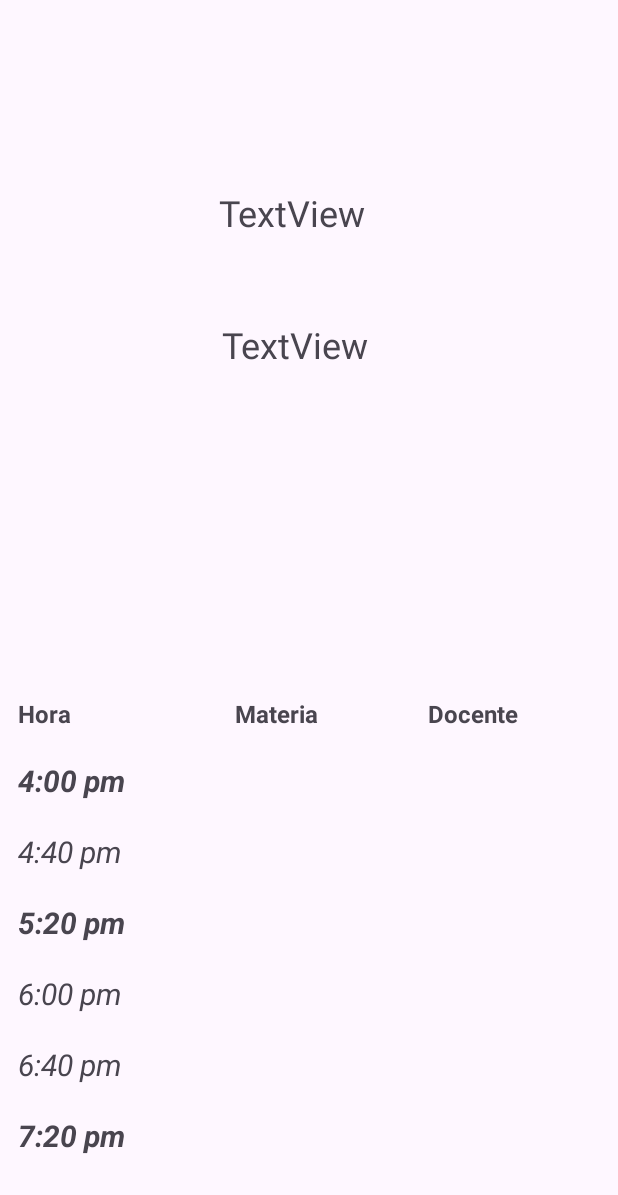
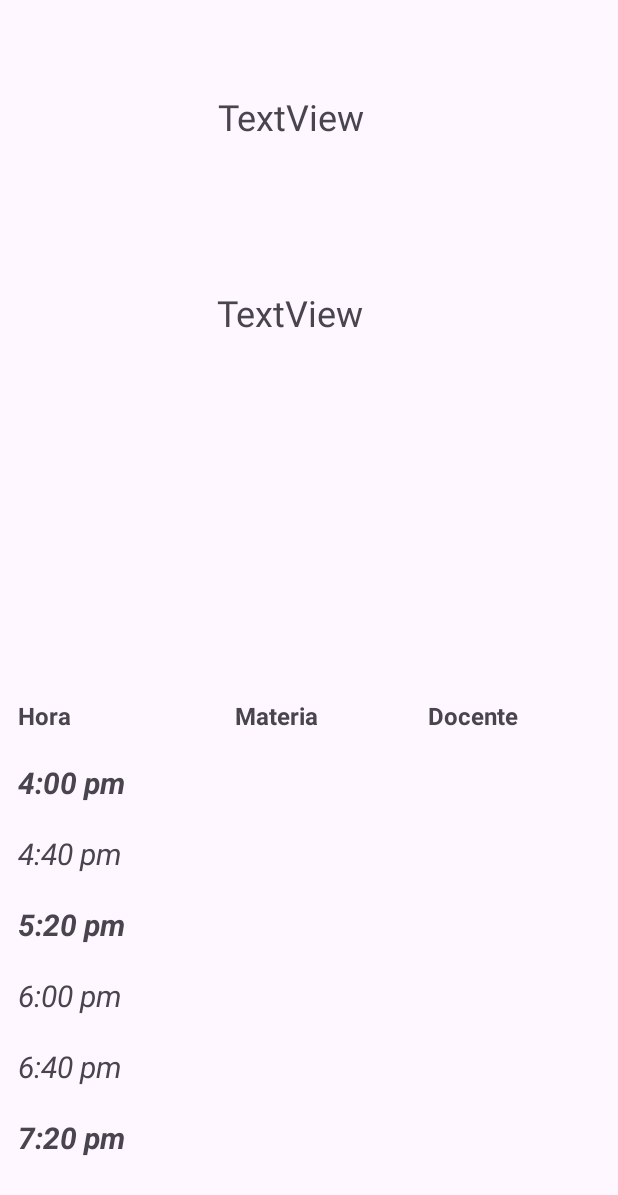
Before and after one commit to jessuss1/Activity_7, an Android app: the layout activity_schedule.xml on its own in the app's theme, with its tools: preview values and no code run, on a phone screen of 412 x 824 dp. Shown: the top 1195 px of the screen. Run offline under Robolectric (Android 15) with nearby library versions, the phone set to English and light mode, and no system bars.

Commit message:
se agrego color a las filas y se corrigio un error en la alineacion de algunos TextView

```diff
--- a/app/src/main/java/com/example/act7/MainActivity.java
+++ b/app/src/main/java/com/example/act7/MainActivity.java
@@ -53,10 +53,11 @@ public class MainActivity extends AppCompatActivity {
                 Log.d("Test","Your selection "+currentSelection);
 
 
+                    //Si la eleccion del spinner es la primera (index 0) desactiva el boton
                 if (currentSelection == 0){
 
                     binding.faseTextView.setText("");
-                    binding.seeScheduleButton.setAlpha(.7f);
+                    binding.seeScheduleButton.setAlpha(.5f);
                     binding.seeScheduleButton.setEnabled(false);
                 }
                else if (currentSelection == 3 || currentSelection == 4) {
@@ -75,7 +76,7 @@ public class MainActivity extends AppCompatActivity {
             @Override
             public void onNothingSelected(AdapterView<?> adapterView) {
 
-//
+
             }
         });
 
--- a/app/src/main/java/com/example/act7/ScheduleActivity.java
+++ b/app/src/main/java/com/example/act7/ScheduleActivity.java
@@ -1,5 +1,6 @@
 package com.example.act7;
 
+import android.graphics.Color;
 import android.os.Bundle;
 import android.widget.TextView;
 import android.widget.Toast;
@@ -44,11 +45,11 @@ public class ScheduleActivity extends AppCompatActivity {
         fase = getIntent().getStringExtra("fase");
         selectedIndex = getIntent().getIntExtra("selectedIndex", 0);
 
-        binding.displayNameTextView.setText("Nombre:\n\t" +name);
-        binding.displayFaseTextView.setText("Fase:\n\t"+fase);
+        binding.displayNameTextView.setText("Nombre:\n" +name);
+        binding.displayFaseTextView.setText("Fase:\n"+fase);
 
         // Si el index = 1 or 2 es estudiante de programacion, si es 3 or 4 es estudiante de redes
-        // Si el index es 0 (valor default) no se paso o recibido el index
+        // Si el index es 0 (valor default) no se paso o recibio el index correctamente
         if (selectedIndex == 1 || selectedIndex == 2){
 
             //Los arrays estan en res/values/strings.xml
@@ -56,6 +57,7 @@ public class ScheduleActivity extends AppCompatActivity {
             maestrosProgramacion = getResources().getStringArray(R.array.maestrosProgramacion);
 
             for (int i = 0; i < maestrosProgramacion.length; i++){
+                    int tableRow = getResources().getIdentifier("row"+i, "id", getPackageName());
                     //Obtenemos el id en integers del los TextView objetivo y los asignamos a maestroTextView
                     int maestroTextView = getResources().getIdentifier("maestro"+i, "id", getPackageName());
                     //Buscamos los TextView con el id que se guarda en maestroTextView
@@ -66,7 +68,10 @@ public class ScheduleActivity extends AppCompatActivity {
 
                     //Para prevenir que la aplicacion se cierre en caso de que algun id sea null
                 if (maestroTV != null && materiaTV != null){
-
+                    //colorea una linea si y una no
+                    if (i % 2 == 0) {
+                        binding.getRoot().findViewById(tableRow).setBackgroundColor(Color.argb(25, 0, 122, 255));
+                        }
                         maestroTV.setText(maestrosProgramacion[i]);
                         materiaTV.setText(materiasProgramacion[i]);
                     }
@@ -79,6 +84,7 @@ public class ScheduleActivity extends AppCompatActivity {
             materiasRedes = getResources().getStringArray(R.array.materiasRedes);
 
             for (int i = 0; i < maestrosRedes.length; i++){
+                int tableRow = getResources().getIdentifier("row"+i, "id", getPackageName());
 
                 int maestroTextView = getResources().getIdentifier("maestro"+i, "id", getPackageName());
                 TextView maestroTV = binding.getRoot().findViewById(maestroTextView);
@@ -87,6 +93,9 @@ public class ScheduleActivity extends AppCompatActivity {
                 TextView materiaTV = binding.getRoot().findViewById(materiaTextView);
 
                 if (maestroTV != null && materiaTV != null){
+                    if (i % 2 == 0) {
+                        binding.getRoot().findViewById(tableRow).setBackgroundColor(Color.argb(25, 0, 122, 255));
+                    }
                     maestroTV.setText(maestrosRedes[i]);
                     materiaTV.setText(materiasRedes[i]);
                 }
--- a/app/src/main/res/layout/activity_schedule.xml
+++ b/app/src/main/res/layout/activity_schedule.xml
@@ -6,44 +6,39 @@
     android:layout_height="match_parent"
     android:id="@+id/schedule">
 
+
     <TextView
         android:id="@+id/displayNameTextView"
-        android:layout_width="wrap_content"
-        android:layout_height="wrap_content"
-        android:layout_marginStart="167dp"
-        android:layout_marginTop="110dp"
-        android:layout_marginEnd="168dp"
-        android:layout_marginBottom="656dp"
+        android:layout_width="161dp"
+        android:layout_height="59dp"
         android:text="TextView"
+        android:textAlignment="center"
         android:textSize="24sp"
         app:layout_constraintBottom_toBottomOf="parent"
         app:layout_constraintEnd_toEndOf="parent"
-        app:layout_constraintHorizontal_bias="1.0"
+        app:layout_constraintHorizontal_bias="0.452"
         app:layout_constraintStart_toStartOf="parent"
         app:layout_constraintTop_toTopOf="parent"
-        app:layout_constraintVertical_bias="0.615"
+        app:layout_constraintVertical_bias="0.08"
         tools:ignore="HardcodedText" />
 
     <TextView
         android:id="@+id/displayFaseTextView"
-        android:layout_width="wrap_content"
-        android:layout_height="wrap_content"
-        android:layout_marginStart="169dp"
-        android:layout_marginTop="23dp"
-        android:layout_marginEnd="166dp"
+        android:layout_width="161dp"
+        android:layout_height="59dp"
+
         android:text="TextView"
+        android:textAlignment="center"
         android:textSize="24sp"
         app:layout_constraintBottom_toBottomOf="parent"
         app:layout_constraintEnd_toEndOf="parent"
-        app:layout_constraintHorizontal_bias="1.0"
+        app:layout_constraintHorizontal_bias="0.45"
         app:layout_constraintStart_toStartOf="parent"
         app:layout_constraintTop_toBottomOf="@+id/displayNameTextView"
-        app:layout_constraintVertical_bias="0.052"
+        app:layout_constraintVertical_bias="0.111"
         tools:ignore="HardcodedText" />
 
-
-
-        <TableLayout
+    <TableLayout
             android:id="@+id/table"
             android:layout_width="match_parent"
             android:layout_height="wrap_content"
@@ -95,7 +90,8 @@
             </TableRow>
 
             <!--Row 1-->
-            <TableRow>
+            <TableRow
+                android:id="@+id/row0">
 
                 <TextView
                     android:layout_column="0"
@@ -123,7 +119,8 @@
             </TableRow>
 
             <!--Row 2-->
-            <TableRow>
+            <TableRow
+                android:id="@+id/row1">
 
                 <TextView
                     android:layout_column="0"
@@ -151,7 +148,8 @@
             </TableRow>
 
             <!--Row 3-->
-            <TableRow>
+            <TableRow
+                android:id="@+id/row2">
 
                 <TextView
                     android:layout_column="0"
@@ -179,7 +177,8 @@
             </TableRow>
 
             <!--Row 4-->
-            <TableRow>
+            <TableRow
+                android:id="@+id/row03">
 
                 <TextView
                     android:layout_column="0"
@@ -207,7 +206,8 @@
             </TableRow>
 
             <!--Row 5-->
-            <TableRow>
+            <TableRow
+                android:id="@+id/row4">
 
                 <TextView
                     android:layout_column="0"
@@ -235,7 +235,8 @@
             </TableRow>
 
             <!--Row 6-->
-            <TableRow>
+            <TableRow
+                android:id="@+id/row5">
 
                 <TextView
                     android:layout_column="0"
```
